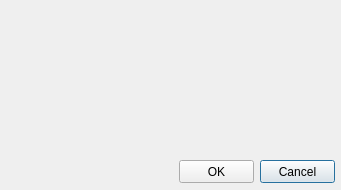
Old version of the form Client/src/QtClient/qtGeneralFilterDialog.ui in the repository psieg/MyCloud.
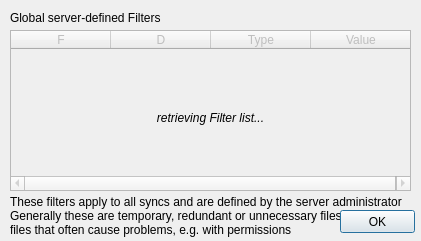
New version of the form. Icons and pictures are not drawn.

Commit message: Add UI to view global filters, closes #6 - implement GeneralFilterDialog to view global filters - some UI refactoring

Patch:
```diff
--- a/Client/src/QtClient/qtGeneralFilterDialog.ui
+++ b/Client/src/QtClient/qtGeneralFilterDialog.ui
@@ -6,8 +6,8 @@
    <rect>
     <x>0</x>
     <y>0</y>
-    <width>341</width>
-    <height>190</height>
+    <width>421</width>
+    <height>241</height>
    </rect>
   </property>
   <property name="windowTitle">
@@ -17,24 +17,11 @@
    <iconset resource="qtClient.qrc">
     <normaloff>:/Resources/icon.png</normaloff>:/Resources/icon.png</iconset>
   </property>
-  <widget class="QPushButton" name="cancelButton">
-   <property name="geometry">
-    <rect>
-     <x>260</x>
-     <y>160</y>
-     <width>75</width>
-     <height>23</height>
-    </rect>
-   </property>
-   <property name="text">
-    <string>Cancel</string>
-   </property>
-  </widget>
   <widget class="QPushButton" name="okButton">
    <property name="geometry">
     <rect>
-     <x>179</x>
-     <y>160</y>
+     <x>340</x>
+     <y>210</y>
      <width>75</width>
      <height>23</height>
     </rect>
@@ -43,6 +30,112 @@
     <string>OK</string>
    </property>
   </widget>
+  <widget class="QTableWidget" name="filterTable">
+   <property name="enabled">
+    <bool>false</bool>
+   </property>
+   <property name="geometry">
+    <rect>
+     <x>10</x>
+     <y>30</y>
+     <width>401</width>
+     <height>161</height>
+    </rect>
+   </property>
+   <property name="editTriggers">
+    <set>QAbstractItemView::NoEditTriggers</set>
+   </property>
+   <property name="selectionMode">
+    <enum>QAbstractItemView::NoSelection</enum>
+   </property>
+   <property name="selectionBehavior">
+    <enum>QAbstractItemView::SelectRows</enum>
+   </property>
+   <property name="horizontalScrollMode">
+    <enum>QAbstractItemView::ScrollPerPixel</enum>
+   </property>
+   <attribute name="horizontalHeaderHighlightSections">
+    <bool>false</bool>
+   </attribute>
+   <attribute name="horizontalHeaderStretchLastSection">
+    <bool>true</bool>
+   </attribute>
+   <attribute name="verticalHeaderVisible">
+    <bool>false</bool>
+   </attribute>
+   <attribute name="verticalHeaderDefaultSectionSize">
+    <number>20</number>
+   </attribute>
+   <column>
+    <property name="text">
+     <string>F</string>
+    </property>
+   </column>
+   <column>
+    <property name="text">
+     <string>D</string>
+    </property>
+   </column>
+   <column>
+    <property name="text">
+     <string>Type</string>
+    </property>
+   </column>
+   <column>
+    <property name="text">
+     <string>Value</string>
+    </property>
+   </column>
+  </widget>
+  <widget class="QLabel" name="label">
+   <property name="geometry">
+    <rect>
+     <x>10</x>
+     <y>10</y>
+     <width>401</width>
+     <height>16</height>
+    </rect>
+   </property>
+   <property name="text">
+    <string>Global server-defined Filters</string>
+   </property>
+  </widget>
+  <widget class="QLabel" name="fetchFilterLabel">
+   <property name="geometry">
+    <rect>
+     <x>10</x>
+     <y>110</y>
+     <width>401</width>
+     <height>16</height>
+    </rect>
+   </property>
+   <property name="text">
+    <string>&lt;i&gt;retrieving Filter list...&lt;/i&gt;</string>
+   </property>
+   <property name="alignment">
+    <set>Qt::AlignCenter</set>
+   </property>
+  </widget>
+  <widget class="QLabel" name="label_2">
+   <property name="geometry">
+    <rect>
+     <x>10</x>
+     <y>190</y>
+     <width>401</width>
+     <height>51</height>
+    </rect>
+   </property>
+   <property name="text">
+    <string>These filters apply to all syncs and are defined by the server administrator
+Generally these are temporary, redundant or unnecessary files or
+files that often cause problems, e.g. with permissions</string>
+   </property>
+  </widget>
+  <zorder>label_2</zorder>
+  <zorder>filterTable</zorder>
+  <zorder>label</zorder>
+  <zorder>fetchFilterLabel</zorder>
+  <zorder>okButton</zorder>
  </widget>
  <resources>
   <include location="qtClient.qrc"/>
```
Left out of the diff: 16 changed lines with no effect on the pictures. The commit also changes 9 other files.
